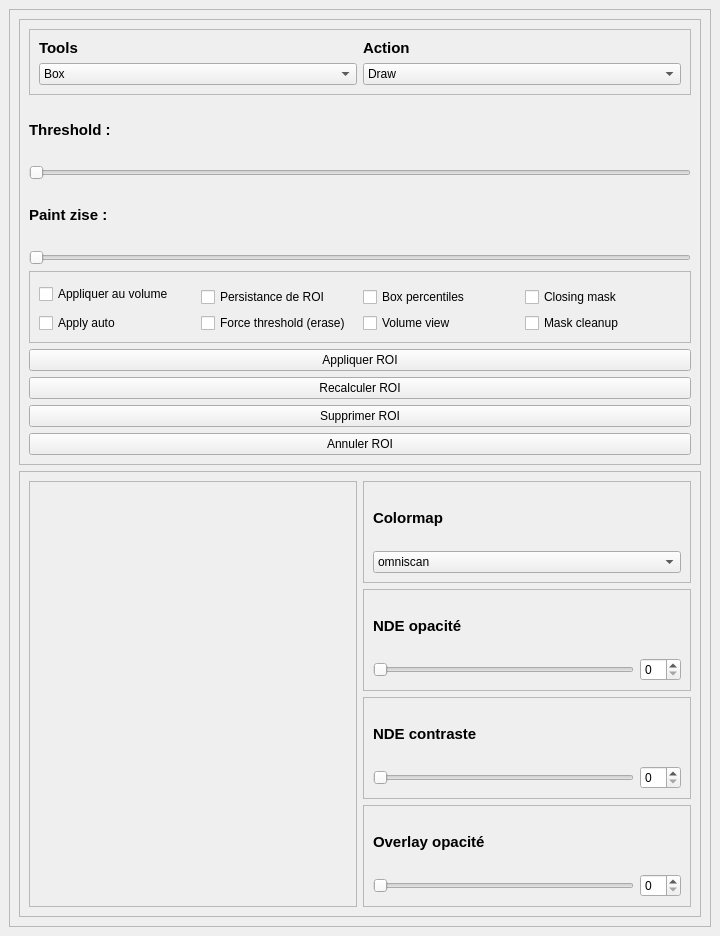
This is toolspanel.ui in ostidepeignecul/segmentation-tool as Qt 5 draws it before an edit. The edited form follows.
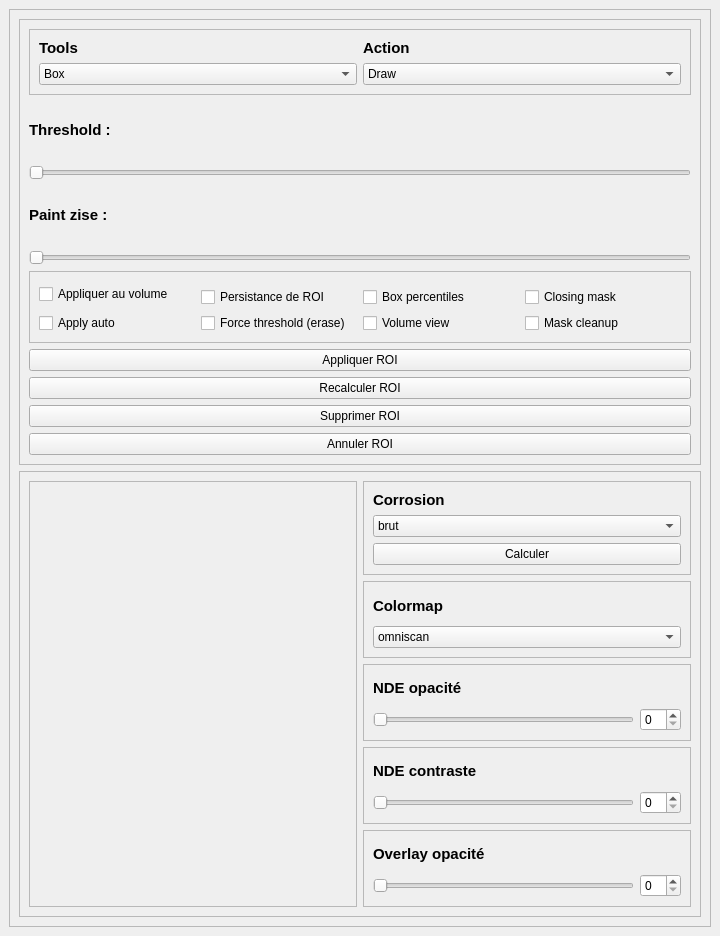
This is the edited form. Custom widgets are drawn as their Qt base class.

Commit message: Pipeline corrosion decouple : donnees brutes puis interpolation a la demande

```diff
--- a/toolspanel.ui
+++ b/toolspanel.ui
@@ -302,7 +302,101 @@
            <property name="sizeConstraint">
             <enum>QLayout::SizeConstraint::SetMinimumSize</enum>
            </property>
-           <item row="2" column="1">
+           <item row="4" column="1">
+            <widget class="QFrame" name="frame_9">
+             <property name="sizePolicy">
+              <sizepolicy hsizetype="Minimum" vsizetype="Minimum">
+               <horstretch>0</horstretch>
+               <verstretch>0</verstretch>
+              </sizepolicy>
+             </property>
+             <property name="frameShape">
+              <enum>QFrame::Shape::StyledPanel</enum>
+             </property>
+             <property name="frameShadow">
+              <enum>QFrame::Shadow::Raised</enum>
+             </property>
+             <layout class="QGridLayout" name="gridLayout_2">
+              <property name="sizeConstraint">
+               <enum>QLayout::SizeConstraint::SetMinimumSize</enum>
+              </property>
+              <item row="1" column="0">
+               <widget class="QSlider" name="horizontalSlider_6">
+                <property name="orientation">
+                 <enum>Qt::Orientation::Horizontal</enum>
+                </property>
+               </widget>
+              </item>
+              <item row="1" column="1">
+               <widget class="QSpinBox" name="spinBox_4"/>
+              </item>
+              <item row="0" column="0">
+               <widget class="QLabel" name="label_9">
+                <property name="font">
+                 <font>
+                  <pointsize>11</pointsize>
+                  <bold>true</bold>
+                 </font>
+                </property>
+                <property name="text">
+                 <string>Overlay opacité</string>
+                </property>
+               </widget>
+              </item>
+             </layout>
+            </widget>
+           </item>
+           <item row="1" column="1">
+            <widget class="QFrame" name="frame_10">
+             <property name="sizePolicy">
+              <sizepolicy hsizetype="Preferred" vsizetype="Minimum">
+               <horstretch>0</horstretch>
+               <verstretch>0</verstretch>
+              </sizepolicy>
+             </property>
+             <property name="frameShape">
+              <enum>QFrame::Shape::StyledPanel</enum>
+             </property>
+             <property name="frameShadow">
+              <enum>QFrame::Shadow::Raised</enum>
+             </property>
+             <layout class="QVBoxLayout" name="verticalLayout_4">
+              <property name="sizeConstraint">
+               <enum>QLayout::SizeConstraint::SetMinimumSize</enum>
+              </property>
+              <item>
+               <widget class="QLabel" name="label_11">
+                <property name="font">
+                 <font>
+                  <pointsize>11</pointsize>
+                  <italic>false</italic>
+                  <bold>true</bold>
+                  <underline>false</underline>
+                 </font>
+                </property>
+                <property name="text">
+                 <string>Colormap</string>
+                </property>
+               </widget>
+              </item>
+              <item>
+               <widget class="QComboBox" name="comboBox_2">
+                <item>
+                 <property name="text">
+                  <string>omniscan</string>
+                 </property>
+                </item>
+                <item>
+                 <property name="text">
+                  <string>gray</string>
+                 </property>
+                </item>
+               </widget>
+              </item>
+             </layout>
+            </widget>
+           </item>
+           <item row="3" column="1">
             <widget class="QFrame" name="frame_11">
              <property name="sizePolicy">
               <sizepolicy hsizetype="Minimum" vsizetype="Minimum">
@@ -320,16 +414,16 @@
               <property name="sizeConstraint">
                <enum>QLayout::SizeConstraint::SetMinimumSize</enum>
               </property>
-              <item row="1" column="0">
-               <widget class="QSlider" name="horizontalSlider_7">
-                <property name="orientation">
-                 <enum>Qt::Orientation::Horizontal</enum>
-                </property>
-               </widget>
-              </item>
               <item row="1" column="1">
                <widget class="QSpinBox" name="spinBox_5"/>
               </item>
+              <item row="1" column="0">
+               <widget class="QSlider" name="horizontalSlider_7">
+                <property name="orientation">
+                 <enum>Qt::Orientation::Horizontal</enum>
+                </property>
+               </widget>
+              </item>
               <item row="0" column="0">
                <widget class="QLabel" name="label_12">
                 <property name="font">
@@ -346,7 +440,7 @@
              </layout>
             </widget>
            </item>
-           <item row="1" column="1">
+           <item row="2" column="1">
             <widget class="QFrame" name="frame_8">
              <property name="sizePolicy">
               <sizepolicy hsizetype="Minimum" vsizetype="Minimum">
@@ -391,7 +485,7 @@
             </widget>
            </item>
            <item row="0" column="1">
-            <widget class="QFrame" name="frame_10">
+            <widget class="QFrame" name="frame_12">
              <property name="sizePolicy">
               <sizepolicy hsizetype="Preferred" vsizetype="Minimum">
                <horstretch>0</horstretch>
@@ -404,12 +498,12 @@
              <property name="frameShadow">
               <enum>QFrame::Shadow::Raised</enum>
              </property>
-             <layout class="QVBoxLayout" name="verticalLayout_4">
+             <layout class="QVBoxLayout" name="verticalLayout_6">
               <property name="sizeConstraint">
                <enum>QLayout::SizeConstraint::SetMinimumSize</enum>
               </property>
               <item>
-               <widget class="QLabel" name="label_11">
+               <widget class="QLabel" name="label_13">
                 <property name="font">
                  <font>
                   <pointsize>11</pointsize>
@@ -419,72 +513,35 @@
                  </font>
                 </property>
                 <property name="text">
-                 <string>Colormap</string>
+                 <string>Corrosion</string>
                 </property>
                </widget>
               </item>
               <item>
-               <widget class="QComboBox" name="comboBox_2">
+               <widget class="QComboBox" name="comboBox_4">
                 <item>
                  <property name="text">
-                  <string>omniscan</string>
+                  <string>brut</string>
                  </property>
                 </item>
                 <item>
                  <property name="text">
-                  <string>gray</string>
+                  <string>1D dual-axis</string>
                  </property>
                 </item>
                </widget>
               </item>
-             </layout>
-            </widget>
-           </item>
-           <item row="3" column="1">
-            <widget class="QFrame" name="frame_9">
-             <property name="sizePolicy">
-              <sizepolicy hsizetype="Minimum" vsizetype="Minimum">
-               <horstretch>0</horstretch>
-               <verstretch>0</verstretch>
-              </sizepolicy>
-             </property>
-             <property name="frameShape">
-              <enum>QFrame::Shape::StyledPanel</enum>
-             </property>
-             <property name="frameShadow">
-              <enum>QFrame::Shadow::Raised</enum>
-             </property>
-             <layout class="QGridLayout" name="gridLayout_2">
-              <property name="sizeConstraint">
-               <enum>QLayout::SizeConstraint::SetMinimumSize</enum>
-              </property>
-              <item row="1" column="0">
-               <widget class="QSlider" name="horizontalSlider_6">
-                <property name="orientation">
-                 <enum>Qt::Orientation::Horizontal</enum>
-                </property>
-               </widget>
-              </item>
-              <item row="1" column="1">
-               <widget class="QSpinBox" name="spinBox_4"/>
-              </item>
-              <item row="0" column="0">
-               <widget class="QLabel" name="label_9">
-                <property name="font">
-                 <font>
-                  <pointsize>11</pointsize>
-                  <bold>true</bold>
-                 </font>
-                </property>
+              <item>
+               <widget class="QPushButton" name="pushButton">
                 <property name="text">
-                 <string>Overlay opacité</string>
+                 <string>Calculer</string>
                 </property>
                </widget>
               </item>
              </layout>
             </widget>
            </item>
-           <item row="0" column="0" rowspan="4">
+           <item row="0" column="0" rowspan="5">
             <widget class="QScrollArea" name="scrollArea">
              <property name="widgetResizable">
               <bool>true</bool>
@@ -495,7 +552,7 @@
                 <x>0</x>
                 <y>0</y>
                 <width>322</width>
-                <height>407</height>
+                <height>422</height>
                </rect>
               </property>
               <layout class="QHBoxLayout" name="horizontalLayout">
```
The commit also changes 7 other files.
